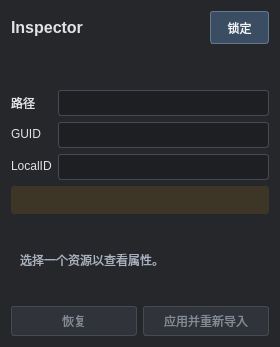
Before: the Qt Designer form GameSprout/View/InspectorUI/InspectorUI.ui in Heroinaddicts/G-Foundation, drawn with Qt 5.
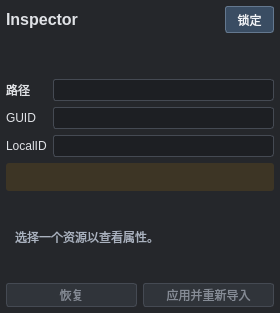
After: the same form once the commit is applied.

Commit message: 压缩 Inspector 布局并完善资源字段和欧拉角编辑

What changed in the file:
```diff
--- a/GameSprout/View/InspectorUI/InspectorUI.ui
+++ b/GameSprout/View/InspectorUI/InspectorUI.ui
@@ -15,10 +15,10 @@
 QLabel#typeLabel,QLabel#stateLabel { color:#b8c7d8; }
 QLabel#messageLabel { background:#3d3525; color:#f2d89b; border-radius:3px; padding:7px; }
 QLabel#emptyLabel { color:#aab2bf; }
-QLineEdit,QComboBox,QTreeWidget,QDoubleSpinBox,QSpinBox,QPlainTextEdit { background:#1d1f23; color:#e0e2e6; border:1px solid #454a53; border-radius:3px; padding:4px; }
+QLineEdit,QComboBox,QTreeWidget,QDoubleSpinBox,QSpinBox,QPlainTextEdit { background:#1d1f23; color:#e0e2e6; border:1px solid #454a53; border-radius:3px; padding:2px 5px; }
 QComboBox QAbstractItemView { background:#25272b; color:#e0e2e6; selection-background-color:#3a526d; }
 QLineEdit:focus,QComboBox:focus { border-color:#7fa8d2; }
-QPushButton,QToolButton { background:#3a4d63; color:#f1f4f8; border:1px solid #64788f; border-radius:3px; padding:5px 12px; }
+QPushButton,QToolButton { background:#3a4d63; color:#f1f4f8; border:1px solid #64788f; border-radius:3px; padding:2px 7px; }
 QPushButton:disabled { color:#858b95; background:#30343a; border-color:#454a53; }
 QToolButton:checked { background:#496c91; }
 QGroupBox { border:1px solid #454a53; border-radius:3px; margin-top:10px; padding-top:8px; }
@@ -308,6 +308,21 @@
           </item>
         </layout>
       </item>
+   <property name="leftMargin">
+    <number>6</number>
+   </property>
+   <property name="topMargin">
+    <number>6</number>
+   </property>
+   <property name="rightMargin">
+    <number>6</number>
+   </property>
+   <property name="bottomMargin">
+    <number>6</number>
+   </property>
+   <property name="spacing">
+    <number>6</number>
+   </property>
     </layout>
     <action name="inspectorModeAction">
       <property name="text">
```
Left out of the diff: 2 changed lines with no effect on the pictures. Lines whose indentation alone changed are shown as unchanged. The commit also changes 14 other files.
